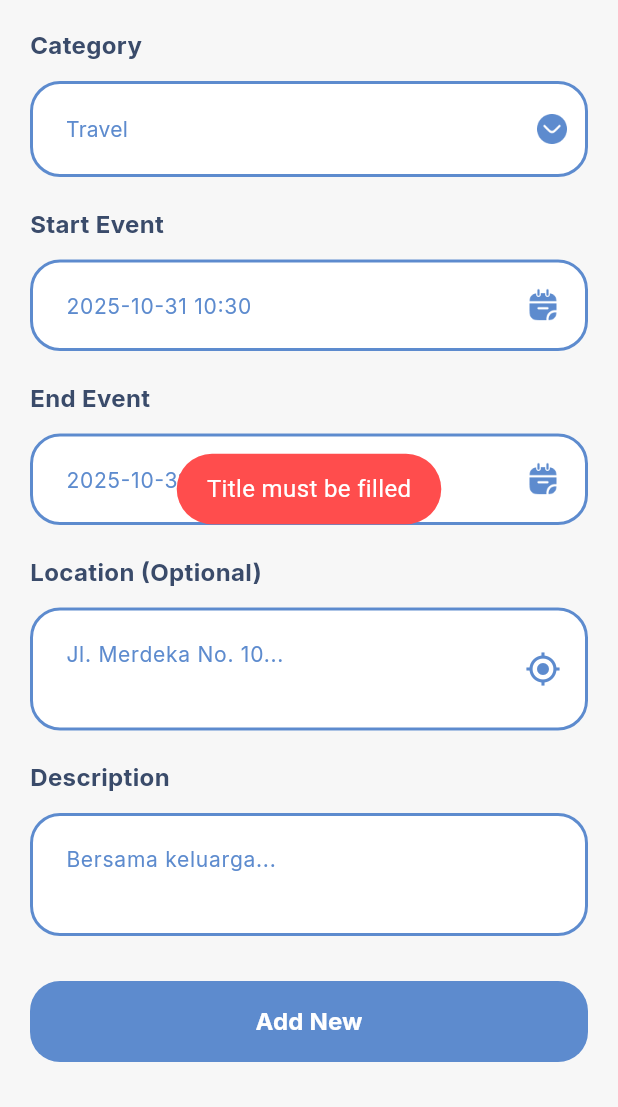
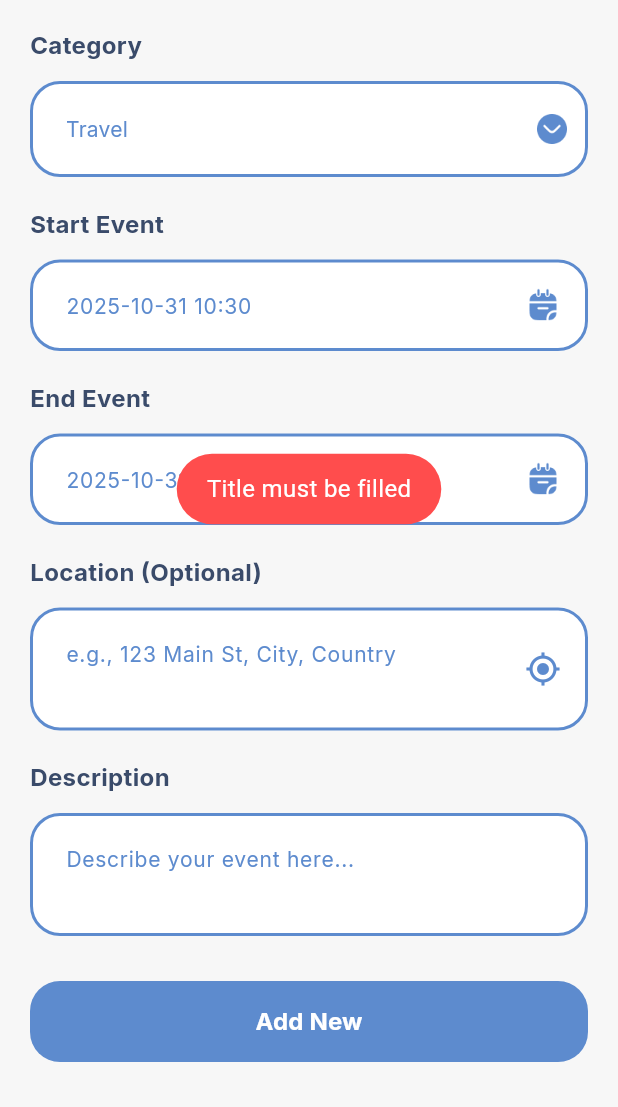
Before and after one commit to Fendyra/kavana-app, a Flutter app: the AddAgendaPage screen opened by its route, scrolled down 119 dp, after a tap on "Add New", on a phone screen of 412 x 824 dp, the part 129-1236 px from its top. Run offline on Flutter 3.47's test engine with Material 3 defaults, Android fonts, the phone set to English and light mode, and no system bars; our stand-ins replace calendar_view, flutter_timezone, fluttertoast, gap, geocoding, geolocator and 3 more; missing offline and left inert: d_chart, d_info, d_session, fd_log; accounts and stored records are empty.

Commit message:
Update Minor

```diff
--- a/lib/common/app_color.dart
+++ b/lib/common/app_color.dart
@@ -3,13 +3,13 @@ import 'package:flutter/material.dart';
 class AppColor {
   // Core Colors (Berdasarkan tema kartu)
   static const primary = Color(0xFF5D8BCE); // Biru medium yang tenang
-  static const secondary = Color(0xFFFFE57F); // Kuning cerah (dari smiley face)
+  static const secondary = Color(0xFFFFE57F); // Kuning cerah
 
   // Backgrounds/Surfaces
-  static const surface = Color(0xFFF7F7F7); // Latar belakang kartu (abu-abu sangat muda)
+  static const surface = Color(0xFFF7F7F7); // Latar belakang kartu
   static const surfaceContainer = Color(0xFFFFFFFF); // Putih solid
-  static const surfaceLightYellow = Color(0xFFFFFBE5); // Kuning pucat (dari pattern)
-  static const surfaceLightBlue = Color(0xFFEAF1FA); // Biru sangat muda (tint dari primary)
+  static const surfaceLightYellow = Color(0xFFFFFBE5); // Kuning pucat
+  static const surfaceLightBlue = Color(0xFFEAF1FA); // Biru Muda
 
   // Status Colors (Disimpan sebagai warna standar)
   static const error = Color(0xFFFF4D4D); // Merah cerah
--- a/lib/data/models/agenda_model.dart
+++ b/lib/data/models/agenda_model.dart
@@ -51,9 +51,8 @@ class AgendaModel {
       description: json['description'],
       timeZone: json['time_zone'],
       locationName: json['location_name'],
-      // Konversi latitude/longitude dari API (yang mungkin String atau double)
-      latitude: json['latitude'] == null ? null : double.tryParse(json['latitude'].toString()), // <--- TAMBAHKAN BARIS INI
-      longitude: json['longitude'] == null ? null : double.tryParse(json['longitude'].toString()), // <--- TAMBAHKAN BARIS INI
+      latitude: json['latitude'] == null ? null : double.tryParse(json['latitude'].toString()),
+      longitude: json['longitude'] == null ? null : double.tryParse(json['longitude'].toString()),
     );
   }
 
--- a/lib/data/models/item_chat_model.dart
+++ /dev/null
@@ -1,13 +0,0 @@
-import 'package:flutter/material.dart';
-
-class ItemChatModel {
-  final Image? image;
-  final String? text;
-  final bool fromUser;
-
-  ItemChatModel({
-    required this.image,
-    required this.text,
-    required this.fromUser,
-  });
-}
--- a/lib/view/pages/agenda/add_agenda_page.dart
+++ b/lib/view/pages/agenda/add_agenda_page.dart
@@ -39,11 +39,11 @@ class _AddAgendaPageState extends State<AddAgendaPage> {
     text: DateFormat('yyyy-MM-dd HH:mm').format(DateTime.now()),
   );
   final descriptionController = TextEditingController();
-  final locationController = TextEditingController(); // <--- TAMBAHKAN BARIS INI
+  final locationController = TextEditingController();
 
-  double? _latitude; // <--- TAMBAHKAN BARIS INI
-  double? _longitude; // <--- TAMBAHKAN BARIS INI
-  bool _isGettingLocation = false; // <--- TAMBAHKAN BARIS INI
+  double? _latitude;
+  double? _longitude;
+  bool _isGettingLocation = false;
 
   // FUNGSI BARU UNTUK MENGAMBIL LOKASI
   Future<void> _getCurrentLocation() async {
@@ -106,7 +106,7 @@ class _AddAgendaPageState extends State<AddAgendaPage> {
     final startEvent = startEventController.text;
     final endEvent = endEventController.text;
     final description = descriptionController.text;
-    final locationName = locationController.text; // <--- TAMBAHKAN BARIS INI
+    final locationName = locationController.text;
 
     if (title.isEmpty) {
       Info.failed('Title must be filled');
@@ -155,8 +155,8 @@ class _AddAgendaPageState extends State<AddAgendaPage> {
       description: description,
       userId: userId,
       locationName: locationName.isEmpty ? null : locationName, // <--- UBAH BARIS INI
-      latitude: _latitude, // <--- TAMBAHKAN BARIS INI
-      longitude: _longitude, // <--- TAMBAHKAN BARIS INI
+      latitude: _latitude,
+      longitude: _longitude,
     );
     final state = await addAgendaController.executeRequest(agenda);
 
@@ -227,12 +227,12 @@ class _AddAgendaPageState extends State<AddAgendaPage> {
                 const Gap(20),
                 buildEndEventInput(),
                 const Gap(20),
-                buildLocationInput(), // <--- TAMBAHKAN BARIS INI
+                buildLocationInput(),
                 const Gap(20),
                 buildDescriptionInput(),
                 const Gap(30),
                 buildAddButton(),
-                const Gap(30), // <--- TAMBAHKAN PADDING DI BAWAH
+                const Gap(30),
               ],
             ),
           ),
@@ -291,7 +291,7 @@ class _AddAgendaPageState extends State<AddAgendaPage> {
         const Gap(12),
         CustomInput(
           controller: titleController,
-          hint: 'Liburan',
+          hint: 'Holiday',
           maxLines: 1,
         ),
       ],
@@ -451,7 +451,7 @@ class _AddAgendaPageState extends State<AddAgendaPage> {
                       ),
                     ),
                   ),
-            hintText: 'Jl. Merdeka No. 10...',
+            hintText: 'e.g., 123 Main St, City, Country',
             isDense: true,
             contentPadding: const EdgeInsets.all(20),
             hintStyle: const TextStyle(
@@ -488,7 +488,7 @@ class _AddAgendaPageState extends State<AddAgendaPage> {
         const Gap(12),
         CustomInput(
           controller: descriptionController,
-          hint: 'Bersama keluarga...',
+          hint: 'Describe your event here...',
           minLines: 2,
           maxLines: 5,
         ),
--- a/lib/view/pages/agenda/detail_agenda_page.dart
+++ b/lib/view/pages/agenda/detail_agenda_page.dart
@@ -11,7 +11,7 @@ import 'package:kavana_app/view/controllers/detail_agenda/detail_agenda_controll
 import 'package:kavana_app/view/widget/custom_button.dart';
 import 'package:kavana_app/view/widget/response_failed.dart';
 import 'package:kavana_app/common/timezones.dart';
-import 'package:url_launcher/url_launcher.dart'; // <--- TAMBAHKAN IMPORT
+import 'package:url_launcher/url_launcher.dart';
 
 class DetailAgendaPage extends StatefulWidget {
   const DetailAgendaPage({super.key, required this.agendaId});
@@ -31,7 +31,6 @@ class _DetailAgendaPageState extends State<DetailAgendaPage> {
   Map<String, String> _timeZoneDisplayNames = {};
   List<String> _timeZoneOptions = [];
 
-  // FUNGSI BARU UNTUK MEMBUKA PETA
   Future<void> _launchMapsUrl(double lat, double lng) async {
     final Uri url =
         Uri.parse('https://www.google.com/maps/search/?api=1&query=$lat,$lng');
```
Also changed, not shown: 1 other file.
